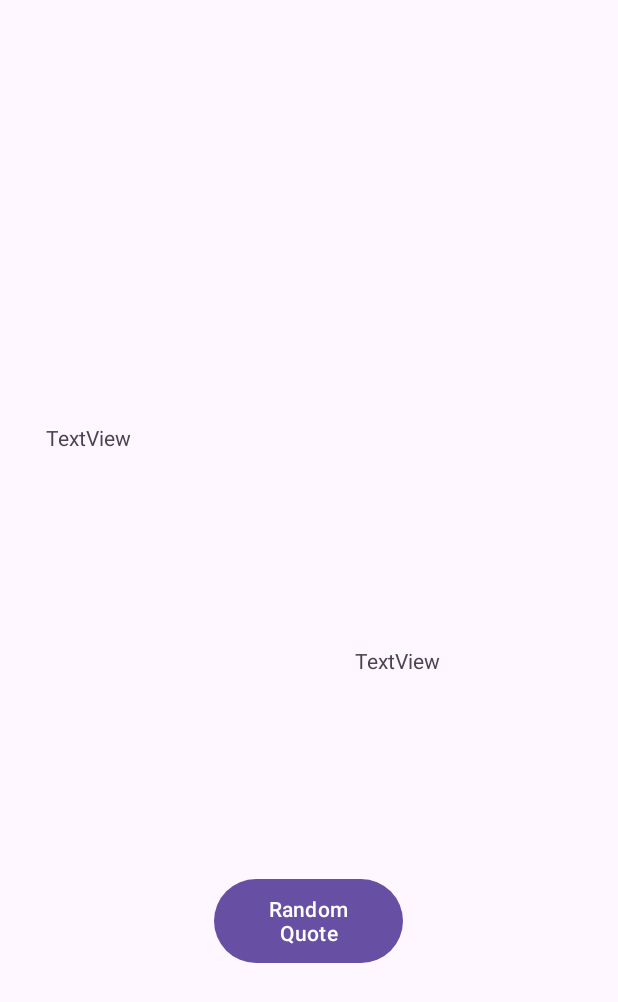
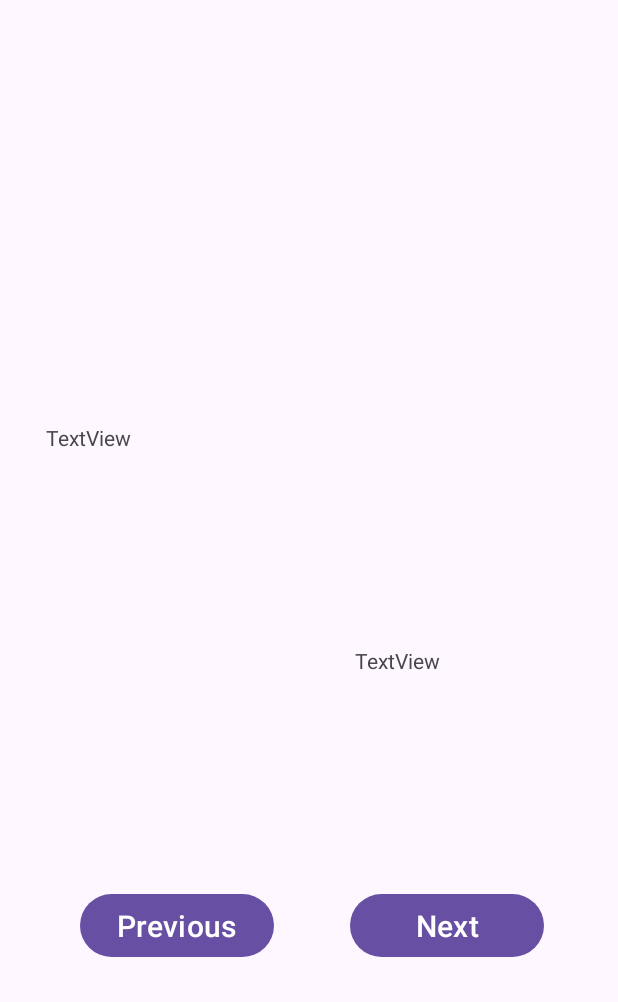
Before and after one commit to atakanakin/RetrofitExample, an Android app: the layout activity_main.xml on its own in the app's theme, with its tools: preview values and no code run, on a phone screen of 412 x 824 dp. Shown: the top 1002 px of the screen. Run offline under Robolectric (Android 15) with nearby library versions, the phone set to English and light mode, and no system bars; network calls fail.

```diff
--- a/app/src/main/res/layout/activity_main.xml
+++ b/app/src/main/res/layout/activity_main.xml
@@ -33,14 +33,35 @@
         app:layout_constraintStart_toStartOf="parent" />
 
     <Button
-        android:id="@+id/buttonRand"
-        android:layout_width="126dp"
-        android:layout_height="64dp"
-        android:layout_marginStart="142dp"
-        android:layout_marginEnd="143dp"
-        android:layout_marginBottom="178dp"
-        android:text="Random Quote"
+        android:id="@+id/prevbtn"
+        android:layout_width="129dp"
+        android:textSize="20dp"
+        android:layout_height="50dp"
+        android:layout_marginStart="66dp"
+        android:layout_marginEnd="25dp"
+        android:layout_marginBottom="182dp"
+        android:text="Previous"
+        app:layout_constraintBottom_toBottomOf="parent"
+        app:layout_constraintEnd_toStartOf="@+id/nextbtn"
+        app:layout_constraintStart_toStartOf="parent" />
+
+    <Button
+        android:id="@+id/nextbtn"
+        android:textSize="20dp"
+        android:layout_width="129dp"
+        android:layout_height="50dp"
+        android:layout_marginStart="25dp"
+        android:layout_marginEnd="62dp"
+        android:layout_marginBottom="182dp"
+        android:text="Next"
         app:layout_constraintBottom_toBottomOf="parent"
         app:layout_constraintEnd_toEndOf="parent"
-        app:layout_constraintStart_toStartOf="parent" />
+        app:layout_constraintStart_toEndOf="@+id/prevbtn" />
+
+    <androidx.constraintlayout.widget.Barrier
+        android:id="@+id/barrier2"
+        android:layout_width="wrap_content"
+        android:layout_height="wrap_content"
+        app:barrierDirection="left" />
+
 </androidx.constraintlayout.widget.ConstraintLayout>
```
Also changed, not shown: app/src/main/java/com/example/retrofitexample/MainActivity.kt (+59 -17 lines), app/src/main/java/com/example/retrofitexample/MainActivityViewModel.kt (added, +26 -0 lines), app/src/main/java/com/example/retrofitexample/MainActivityViewModelFactory.kt (added, +15 -0 lines).
